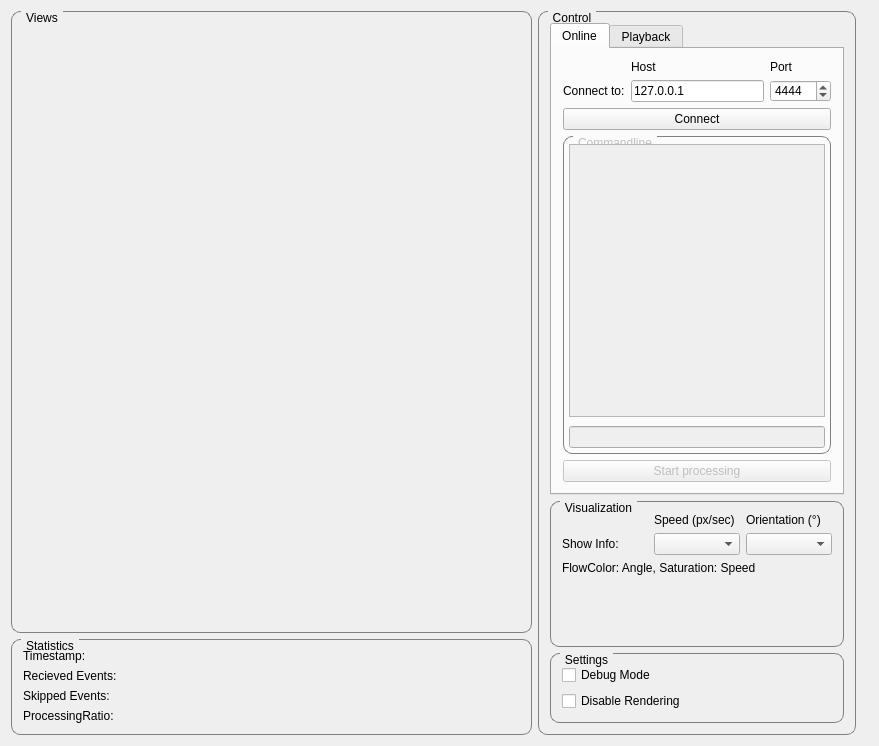
This is VisInfProc/mainwindow.ui in rottaca/VisInfProcProjectSeminar as Qt 5 draws it before an edit. The edited form follows.
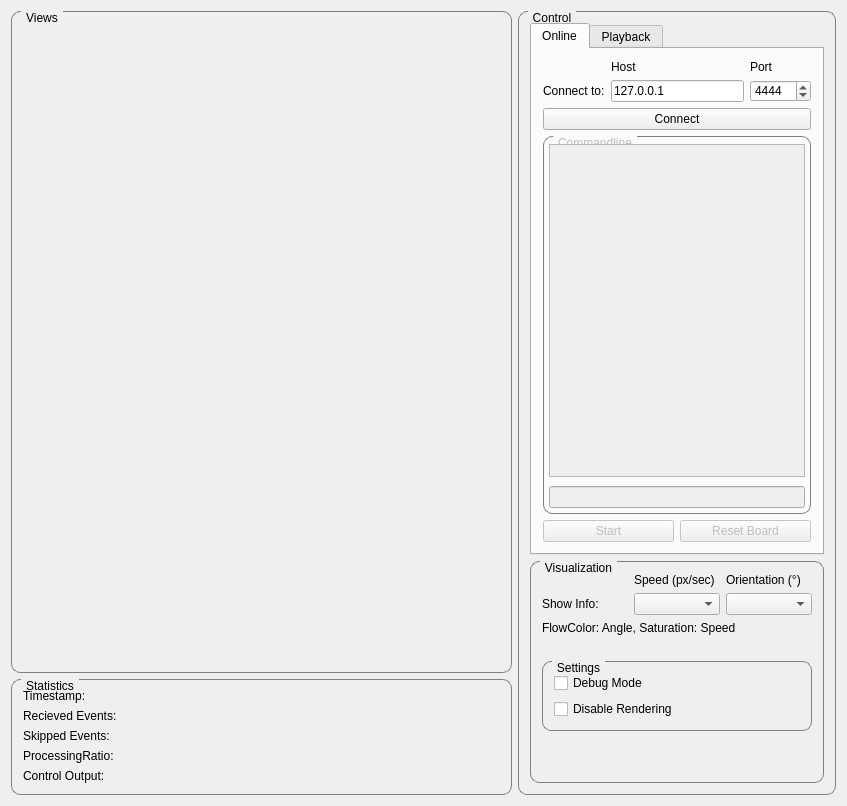
This is the edited form. Icons and pictures are not drawn. Custom widgets are drawn as their Qt base class.

Commit message: Moved push bot commands to defines. Minor UI changes. Added reset command as button.

The edit to the form file:
```diff
--- a/VisInfProc/mainwindow.ui
+++ b/VisInfProc/mainwindow.ui
@@ -6,8 +6,8 @@
    <rect>
     <x>0</x>
     <y>0</y>
-    <width>879</width>
-    <height>746</height>
+    <width>847</width>
+    <height>806</height>
    </rect>
   </property>
   <property name="windowTitle">
@@ -254,27 +254,20 @@
          </property>
         </widget>
        </item>
-      </layout>
-     </widget>
-    </item>
-    <item row="0" column="2" colspan="2">
-     <widget class="QWidget" name="widget" native="true">
-      <layout class="QGridLayout" name="gridLayout_7">
-       <property name="leftMargin">
-        <number>0</number>
-       </property>
-       <property name="topMargin">
-        <number>0</number>
-       </property>
-       <property name="rightMargin">
-        <number>0</number>
-       </property>
-       <property name="bottomMargin">
-        <number>0</number>
-       </property>
-       <property name="spacing">
-        <number>0</number>
-       </property>
+       <item row="4" column="0">
+        <widget class="QLabel" name="label_11">
+         <property name="text">
+          <string>Control Output:</string>
+         </property>
+        </widget>
+       </item>
+       <item row="4" column="1">
+        <widget class="QLabel" name="l_ctrl_output">
+         <property name="text">
+          <string/>
+         </property>
+        </widget>
+       </item>
       </layout>
      </widget>
     </item>
@@ -401,6 +394,13 @@
              </property>
             </widget>
            </item>
+           <item row="3" column="0" colspan="3">
+            <widget class="QPushButton" name="b_connect">
+             <property name="text">
+              <string>Connect</string>
+             </property>
+            </widget>
+           </item>
            <item row="0" column="2">
             <widget class="QLabel" name="label_10">
              <property name="text">
@@ -409,21 +409,28 @@
             </widget>
            </item>
            <item row="5" column="0" colspan="3">
+            <layout class="QGridLayout" name="gridLayout_6">
+             <item row="0" column="0">
             <widget class="QPushButton" name="b_start_streaming">
              <property name="enabled">
               <bool>false</bool>
              </property>
              <property name="text">
-              <string>Start processing</string>
+                <string>Start</string>
              </property>
             </widget>
            </item>
-           <item row="3" column="0" colspan="3">
-            <widget class="QPushButton" name="b_connect">
+             <item row="0" column="1">
+              <widget class="QPushButton" name="b_reset">
+               <property name="enabled">
+                <bool>false</bool>
+               </property>
              <property name="text">
-              <string>Connect</string>
-             </property>
-            </widget>
+                <string>Reset Board</string>
+               </property>
+              </widget>
+             </item>
+            </layout>
            </item>
           </layout>
          </widget>
@@ -634,10 +641,7 @@
             </property>
            </widget>
           </item>
-         </layout>
-        </widget>
-       </item>
-       <item>
+          <item row="4" column="0" colspan="3">
         <widget class="QGroupBox" name="groupBox_6">
          <property name="sizePolicy">
           <sizepolicy hsizetype="Preferred" vsizetype="Maximum">
@@ -648,19 +652,22 @@
          <property name="title">
           <string>Settings</string>
          </property>
-         <layout class="QFormLayout" name="formLayout">
-          <item row="0" column="0">
+            <layout class="QVBoxLayout" name="verticalLayout_3">
+             <item>
            <widget class="QCheckBox" name="cb_debug">
             <property name="text">
              <string>Debug Mode</string>
             </property>
            </widget>
           </item>
-          <item row="1" column="0">
+             <item>
            <widget class="QCheckBox" name="cb_disable_render">
             <property name="text">
              <string>Disable Rendering</string>
             </property>
+              </widget>
+             </item>
+            </layout>
            </widget>
           </item>
          </layout>
```
Lines whose indentation alone changed are shown as unchanged. The commit also changes 7 other files.
